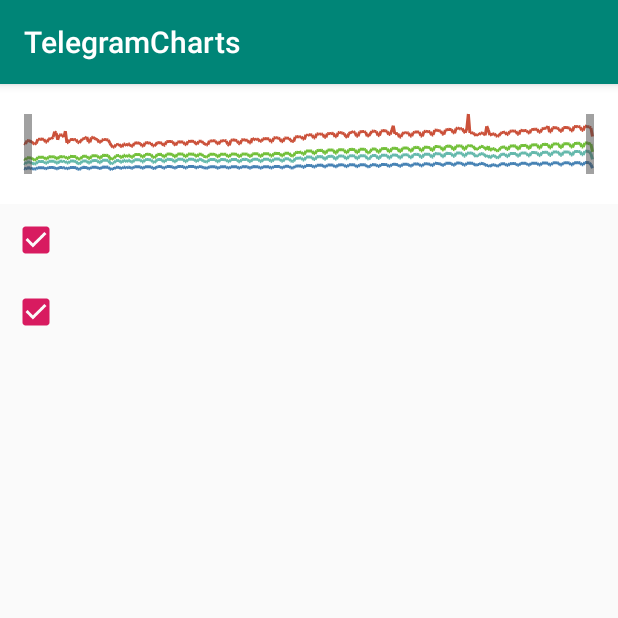
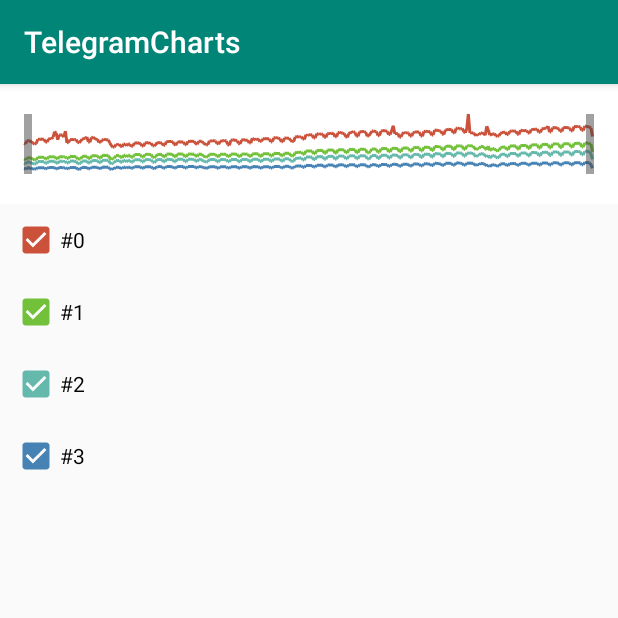
Before and after one commit to AATaganov/TelegramChartsContest, an Android app: the screen it shows after launch (MainActivity), on a phone screen of 412 x 824 dp, the top half of it. Run offline under Robolectric (Android 15) with nearby library versions, the phone set to English and light mode, and no system bars; our stand-ins replace RxJava.

Commit message:
graphs selection recycler

```diff
--- a/app/src/main/java/com/aataganov/telegramcharts/MainActivity.java
+++ b/app/src/main/java/com/aataganov/telegramcharts/MainActivity.java
@@ -3,41 +3,51 @@ package com.aataganov.telegramcharts;
 import android.os.Bundle;
 import android.support.annotation.Nullable;
 import android.support.v7.app.AppCompatActivity;
+import android.support.v7.widget.LinearLayoutManager;
+import android.support.v7.widget.RecyclerView;
 import android.util.Log;
-import android.widget.CheckBox;
-import android.widget.CompoundButton;
 
+import com.aataganov.telegramcharts.adapters.AdapterChartsSelection;
 import com.aataganov.telegramcharts.helpers.CommonHelper;
 import com.aataganov.telegramcharts.models.Chart;
-import com.aataganov.telegramcharts.models.GraphSelection;
 import com.aataganov.telegramcharts.utils.AssetsLoader;
 import com.aataganov.telegramcharts.views.ViewChartDiapasonPicker;
+
+import java.util.List;
 
 import io.reactivex.disposables.CompositeDisposable;
 import io.reactivex.subjects.BehaviorSubject;
 
-public class MainActivity extends AppCompatActivity implements CompoundButton.OnCheckedChangeListener {
+public class MainActivity extends AppCompatActivity implements AdapterChartsSelection.SelectionListener {
     private static final String LOG_TAG = MainActivity.class.getSimpleName();
     CompositeDisposable longLiveBag = new CompositeDisposable();
     ViewChartDiapasonPicker chartDiapasonPicker;
-    CheckBox checkBoxY0;
-    CheckBox checkBoxY1;
+    RecyclerView recyclerView;
+    LinearLayoutManager layoutManager;
 
-    BehaviorSubject<GraphSelection> graphSelectionSubject = BehaviorSubject.createDefault(new GraphSelection(true,true));
+    AdapterChartsSelection adapterChartsSelection = new AdapterChartsSelection();
+
+    BehaviorSubject<List<Boolean>> graphSelectionSubject = BehaviorSubject.create();
 
     @Override
     protected void onCreate(Bundle savedInstanceState) {
         super.onCreate(savedInstanceState);
         setContentView(R.layout.activity_main);
         initViews();
+        initRecycler();
     }
 
     void initViews(){
         chartDiapasonPicker = findViewById(R.id.view_diapason_picker);
-        checkBoxY0 = findViewById(R.id.checkBoxY0);
-        checkBoxY1 = findViewById(R.id.checkBoxY1);
-        checkBoxY0.setOnCheckedChangeListener(this);
-        checkBoxY1.setOnCheckedChangeListener(this);
+        recyclerView = findViewById(R.id.recycler_selection_checkboxes);
+        initRecycler();
+    }
+
+    void initRecycler() {
+        layoutManager = new LinearLayoutManager(this,LinearLayoutManager.VERTICAL,false);
+        recyclerView.setLayoutManager(layoutManager);
+        recyclerView.setHasFixedSize(true);
+        adapterChartsSelection.setSelectionListener(this);
     }
 
     @Override
@@ -64,19 +74,15 @@ public class MainActivity extends AppCompatActivity implements CompoundButton.On
 
     private void setNewChart(Chart chart){
         chartDiapasonPicker.setChart(chart);
-//        checkBoxY0.setText(chart.getTypes().getY0());
-//        checkBoxY1.setText(chart.getTypes().getY1());
-//        CommonHelper.updateCheckboxColor(chart.getColorY0(), checkBoxY0);
-//        CommonHelper.updateCheckboxColor(chart.getColorY1(), checkBoxY1);
+        adapterChartsSelection.updateData(chart.getLines());
+        if(recyclerView.getAdapter() == null){
+            recyclerView.setAdapter(adapterChartsSelection);
+        }
     }
 
 
     @Override
-    public void onCheckedChanged(CompoundButton buttonView, boolean isChecked) {
-        updateGraphicsSelectionSubject();
-    }
-
-    private void updateGraphicsSelectionSubject() {
-        graphSelectionSubject.onNext(new GraphSelection(checkBoxY0.isChecked(), checkBoxY1.isChecked()));
+    public void onSelectionChanged(List<Boolean> selectionList) {
+        graphSelectionSubject.onNext(selectionList);
     }
 }
--- /dev/null
+++ b/app/src/main/java/com/aataganov/telegramcharts/adapters/AdapterChartsSelection.java
@@ -0,0 +1,87 @@
+package com.aataganov.telegramcharts.adapters;
+
+import android.support.annotation.NonNull;
+import android.support.v7.widget.RecyclerView;
+import android.view.LayoutInflater;
+import android.view.View;
+import android.view.ViewGroup;
+import android.widget.CheckBox;
+
+import com.aataganov.telegramcharts.R;
+import com.aataganov.telegramcharts.helpers.CommonHelper;
+import com.aataganov.telegramcharts.models.Chart;
+
+import java.lang.ref.WeakReference;
+import java.util.ArrayList;
+import java.util.List;
+
+public class AdapterChartsSelection extends RecyclerView.Adapter<RecyclerView.ViewHolder> {
+    private List<Chart.GraphData> dataList = new ArrayList<>();
+    private List<Boolean> selectionList = new ArrayList<>();
+    WeakReference<SelectionListener> weakListener;
+
+    public void setSelectionListener(SelectionListener listener) {
+        weakListener = new WeakReference<>(listener);
+    }
+
+    public void updateData(List<Chart.GraphData> newList){
+        dataList = newList;
+        selectionList.clear();
+        for (Chart.GraphData ignored :
+             dataList) {
+            selectionList.add(true);
+        }
+    }
+
+    @NonNull
+    @Override
+    public RecyclerView.ViewHolder onCreateViewHolder(@NonNull ViewGroup viewGroup, int i) {
+        View v = LayoutInflater.from(viewGroup.getContext())
+                .inflate(R.layout.list_item_graph_selection, viewGroup, false);
+        return new SelectionCheckboxViewHolder(v);
+    }
+
+    @Override
+    public void onBindViewHolder(@NonNull RecyclerView.ViewHolder holder, int position) {
+        if(holder instanceof SelectionCheckboxViewHolder){
+            ((SelectionCheckboxViewHolder) holder).update(position);
+        }
+    }
+
+    @Override
+    public int getItemCount() {
+        return dataList.size();
+    }
+
+    private class SelectionCheckboxViewHolder extends RecyclerView.ViewHolder{
+
+        private final CheckBox checkBox;
+        public SelectionCheckboxViewHolder(@NonNull View itemView) {
+            super(itemView);
+            checkBox = itemView.findViewById(R.id.checkbox);
+            checkBox.setOnClickListener(v -> {
+                int position = getAdapterPosition();
+                boolean newValue = !selectionList.get(position);
+                checkBox.setChecked(newValue);
+                selectionList.set(position,newValue);
+                notifyItemChanged(position);
+                if(weakListener.get() != null){
+//                    List<Boolean> newList = new ArrayList<>();
+//                    Collections.copy(selectionList,newList);
+                    weakListener.get().onSelectionChanged(selectionList);
+                }
+            });
+        }
+
+        public void update(int position){
+            Chart.GraphData item = dataList.get(position);
+            CommonHelper.updateCheckboxColor(item.getColor(), checkBox);
+            checkBox.setChecked(selectionList.get(position));
+            checkBox.setText(item.getName());
+        }
+    }
+
+    public interface SelectionListener{
+        void onSelectionChanged(List<Boolean> selectionList);
+    }
+}
--- a/app/src/main/res/layout/activity_main.xml
+++ b/app/src/main/res/layout/activity_main.xml
@@ -11,28 +11,12 @@
         android:layout_width="match_parent"
         android:layout_height="80dp" />
 
-    <CheckBox
-        android:id="@+id/checkBoxY0"
-        android:checked="true"
-        android:layout_width="0dp"
-        android:layout_height="wrap_content"
-        android:layout_marginStart="8dp"
-        android:layout_marginTop="8dp"
-        android:layout_marginEnd="8dp"
-        app:layout_constraintEnd_toEndOf="parent"
-        app:layout_constraintStart_toStartOf="parent"
-        app:layout_constraintTop_toBottomOf="@+id/view_diapason_picker" />
-
-    <CheckBox
-        android:id="@+id/checkBoxY1"
-        android:checked="true"
-        android:layout_width="0dp"
-        android:layout_height="wrap_content"
-        android:layout_marginStart="8dp"
-        android:layout_marginTop="16dp"
-        android:layout_marginEnd="8dp"
-        app:layout_constraintEnd_toEndOf="parent"
-        app:layout_constraintStart_toStartOf="parent"
-        app:layout_constraintTop_toBottomOf="@+id/checkBoxY0" />
+    <android.support.v7.widget.RecyclerView
+        android:id="@+id/recycler_selection_checkboxes"
+        app:layout_constraintTop_toBottomOf="@+id/view_diapason_picker"
+        app:layout_constraintBottom_toBottomOf="parent"
+        android:layout_width="match_parent"
+        android:layout_height="0dp">
+    </android.support.v7.widget.RecyclerView>
 
 </android.support.constraint.ConstraintLayout>
--- /dev/null
+++ b/app/src/main/res/layout/list_item_graph_selection.xml
@@ -0,0 +1,7 @@
+<?xml version="1.0" encoding="utf-8"?>
+<CheckBox
+    android:id="@+id/checkbox"
+    android:layout_margin="8dp"
+    android:layout_width="match_parent"
+    android:layout_height="wrap_content"
+    xmlns:android="http://schemas.android.com/apk/res/android" />
```
